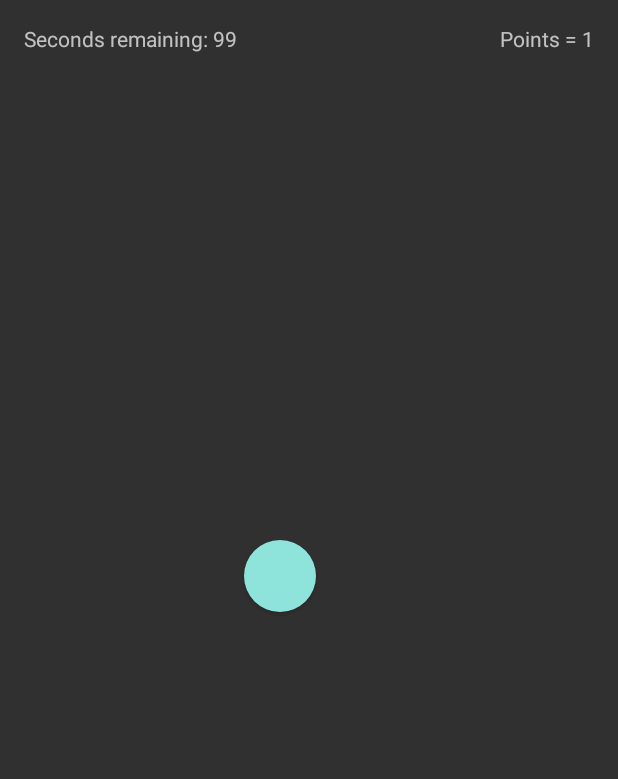
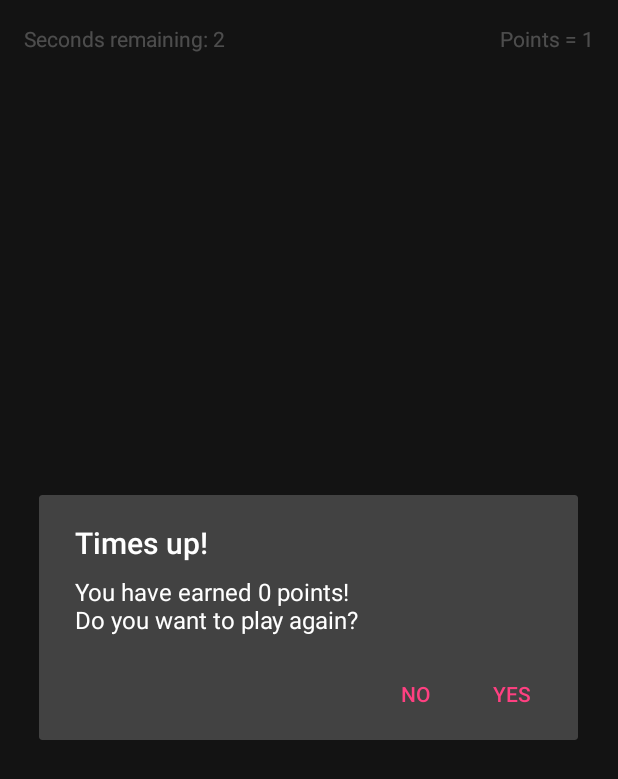
Before and after one commit to somethingscripted/Tappers, an Android app: the PlayActivity screen opened directly, with no data from a screen before it, after a tap on an icon or button, on a phone screen of 412 x 824 dp. Shown: the top 779 px of the screen. Run offline under Robolectric (Android 15) with nearby library versions, the phone set to English and light mode, and no system bars.

Commit message:
Passed point value to dialog screen!!

```diff
--- a/app/src/main/java/com/example/benjamin/tappers/PlayActivity.java
+++ b/app/src/main/java/com/example/benjamin/tappers/PlayActivity.java
@@ -34,43 +34,46 @@ public class PlayActivity extends AppCompatActivity {
         theButton.setLayoutParams(lp);
         theButton.setText("");
 
-
         Resources r = getResources();
         int px = (int) TypedValue.applyDimension(TypedValue.COMPLEX_UNIT_DIP, 200,
                 r.getDisplayMetrics()
                 );
 
         final TextView timer = (TextView) findViewById(R.id.timer);
+
+        //-------------------------------------------------------------------------//
         final TextView points = (TextView) findViewById(R.id.points);
         points.setText("Points = 0");
 
-        final int finalValue = 1;
-
-         final Button.OnClickListener ButtonClicked = new Button.OnClickListener() {
-             public int value = 0;
-             public void onClick(View v) {
+        class ButtonClick implements View.OnClickListener {
+            int value = 0;
+            @Override
+            public void onClick(View v) {
                 value++;
                 changeLocation(theButton);
-                points.setText("Points = " + value);
+                points.setText("Points = " + value); // This value increases
             }
-        };
+
+            public int getValue() {
+                return value;
+            } // This returns 0.
+        }
+
+        final ButtonClick buttonClicked = new ButtonClick();
+        theButton.setOnClickListener(buttonClicked);
 
 
-        theButton.setOnClickListener(ButtonClicked);
+        new CountDownTimer(6000, 100) {
 
-
-        new CountDownTimer(15000, 100) {
-
-            public void onTick(long millisUntilFinished) {
-                timer.setText("Seconds remaining: " + millisUntilFinished / 100);
+            public void onTick(long SecUntilFinished) {
+                timer.setText("Seconds remaining: " + SecUntilFinished/1000);
             }
 
-
-
             public void onFinish() {
-                AlertDialog.Builder a_builder = new AlertDialog.Builder(PlayActivity.this);
-                //HOW THE HELL DO I FIGURE OUT HOW TO GET THE VALUE FROM THE PLAY SCREEN TO THE POP UP SCREEN
-                a_builder.setMessage("You have earned points but I don't know how much because I can't program!!\nDo you want to play again? ")
+                theButton.setOnClickListener(null);
+                int finalValue = buttonClicked.getValue();
+                AlertDialog.Builder a_builder = new AlertDialog.Builder(PlayActivity.this)
+                        .setMessage("You have earned " + finalValue + " points!\nDo you want to play again?")
                         .setCancelable(false)
                         .setPositiveButton("Yes", new DialogInterface.OnClickListener() {
                             @Override
@@ -86,7 +89,7 @@ public class PlayActivity extends AppCompatActivity {
                         });
 
                 AlertDialog alert = a_builder.create();
-                alert.setTitle("Time's up!");
+                alert.setTitle("Times up!");
                 alert.show();
 
             }
@@ -123,6 +126,4 @@ public class PlayActivity extends AppCompatActivity {
         startActivity(intent);
     }
 
-
-
 }
```
